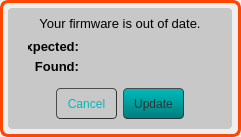
Muse-Kinetics/softstep_editor, file standalone/ezpz/forms/fwoodform.ui: the form before one commit.
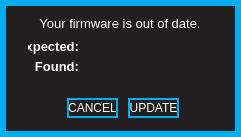
The form after the commit.

```diff
--- a/standalone/ezpz/forms/fwoodform.ui
+++ b/standalone/ezpz/forms/fwoodform.ui
@@ -13,6 +13,112 @@
   <property name="windowTitle">
    <string>Form</string>
   </property>
+  <property name="styleSheet">
+   <string notr="true">QWidget
+{
+	background:		rgba(35,31,32,255);
+	border: 6px solid rgba(0,174,239,255);
+}  
+
+QWidget:hover
+{
+	/*border:				3px solid rgb(0, 126, 126)*/
+}        
+
+/* ---------- QLabels ------------*/
+QLabel
+{
+	background:		rgba(0,0,0,0);
+	color: 				white;
+	font: 				10pt &quot;Futura&quot;;
+	border:				none;
+}
+
+QLabel:hover
+{
+	border:				none;
+}  
+
+/* ---------- QSpinBox ------------*/
+QSpinBox
+{
+	font: 10pt &quot;Futura&quot;;
+	border: 2px solid rgb(0,174,239);
+	background-color: rgba(0, 0, 0, 255);
+	color: white;
+	padding:0, 3, 0, 0;
+}
+
+QSpinBox::focus
+{
+	border: none;
+	outline: none;
+}
+
+/* ---------- QLineEdit ------------*/
+QLineEdit
+{
+	font: 10pt &quot;Futura&quot;;
+	background: rgba(0,174,239,0);
+	border: 2px solid rgba(0,174,239,255);
+	border-radius: 0px;
+	color: white;
+	padding-left: 2px;
+	padding-bottom: 2px;
+}
+
+QLineEdit:focus
+{
+	font: 10pt &quot;Futura&quot;;
+	background: rgba(0,174,239,0);
+	border: 2px solid white;
+	border-radius: 0px;
+	color: white;
+	padding-left: 2px;
+	padding-bottom: 2px;
+}
+
+/* ---------- QCheckBox ------------*/
+QCheckBox
+{
+	font: 10pt &quot;Futura&quot;;
+	background:rgba(0,174,239,0);
+	color: white;
+	padding:0, 3, 0, 0;
+	border: none;
+}
+
+QCheckBox:focus
+{
+	background:rgba(0,174,239,0);
+}
+
+
+/* ------- QStackedWidget ---------*/
+QStackedWidget
+{
+border-top: 1px solid white;
+background: black;
+}
+
+/*---------- QPushButton ---------*/
+QPushButton
+{
+	border: 2px solid rgba(0,174,239,255);
+	font: 10pt &quot;Futura&quot;;
+	color: white;
+}
+
+QPushButton:pressed
+{
+	border: 2px solid white;
+	font: 9pt &quot;Futura&quot;;
+	background: rgba(0,174,239,255);
+	color: white;
+}
+
+</string>
+  </property>
   <widget class="QFrame" name="warningFrame">
    <property name="geometry">
     <rect>
@@ -23,19 +129,7 @@
     </rect>
    </property>
    <property name="styleSheet">
-    <string notr="true">QFrame {
-		background-color: qlineargradient(spread: pan, 
-															x1:0, y1:0, x2:1, y2:1, 
-															stop:0 rgba(100,100, 100, 255), 
-															stop:0.5 rgba(70, 70,70, 255),
-															stop:1 rgba(100,100,100, 255)
-															);
-	border-bottom-left-radius:8.0;
-	border-bottom-right-radius:8.0;
-	border-top-left-radius:8.0;
-	border-top-right-radius:8.0;
-	border: 3px solid rgb(255, 70, 0);
-}</string>
+    <string notr="true"/>
    </property>
    <property name="frameShape">
     <enum>QFrame::StyledPanel</enum>
@@ -54,7 +148,7 @@
     </property>
     <property name="styleSheet">
      <string notr="true">QFrame {
-	background:rgba(200, 200, 200, 255);
+	background:rgba(200, 200, 200, 0);
 	border-bottom-left-radius:4.0;
 	border-bottom-right-radius:4.0;
 	border-top-left-radius:4.0;
@@ -74,30 +168,17 @@
     <widget class="QPushButton" name="update">
      <property name="geometry">
       <rect>
-       <x>115</x>
-       <y>80</y>
-       <width>61</width>
-       <height>31</height>
+       <x>120</x>
+       <y>90</y>
+       <width>51</width>
+       <height>20</height>
       </rect>
      </property>
      <property name="styleSheet">
-      <string notr="true">QPushButton {
-	font-family: &quot;Arial&quot;;
-	font-size: 12px;
-	background-color: qlineargradient(spread:repeat, x1:1, y1:0, x2:1, y2:1, stop:1 rgb(0, 126, 126), stop:0 rgb(0, 187, 187));
-	border-style: outset;
-	border-radius: 4.0;
-	border-width: 1px;
-	border-color: rgb(50, 50, 50);
-	color: rgba(50,50,50);
-}
-
-QPushButton:pressed {
-	background-color: qlineargradient(spread:repeat, x1:1, y1:0, x2:1, y2:1, stop:0 rgb(0, 126, 126), stop:1 rgb(0, 187, 187));
-}</string>
+      <string notr="true"/>
      </property>
      <property name="text">
-      <string>Update</string>
+      <string>UPDATE</string>
      </property>
     </widget>
     <widget class="QLabel" name="label">
@@ -208,37 +289,17 @@
     <widget class="QPushButton" name="cancel">
      <property name="geometry">
       <rect>
-       <x>48</x>
-       <y>80</y>
-       <width>61</width>
-       <height>31</height>
+       <x>59</x>
+       <y>90</y>
+       <width>51</width>
+       <height>20</height>
       </rect>
      </property>
      <property name="styleSheet">
-      <string notr="true">QPushButton {
-	font-family: &quot;Arial&quot;;
-	font-size: 12px;
-			background-color: qlineargradient(spread: pan, 
-															x1:1, y1:0, x2:1, y2:1, 
-															stop:1 rgba(50,50, 50, 255), 
-															stop:0 rgba(120,120,120, 255)
-															);
-	border-style: outset;
-	border-radius: 4.0;
-	border-width: 1px;
-	border-color: rgb(50, 50, 50);
-	color: rgb(0, 187, 187)
-}
-
-QPushButton:pressed {
-			background-color: qlineargradient(spread: pan, 
-															x1:1, y1:0, x2:1, y2:1, 
-															stop:0 rgba(50,50, 50, 255), 
-															stop:1 rgba(120,120,120, 255)
-															);}</string>
+      <string notr="true"/>
      </property>
      <property name="text">
-      <string>Cancel</string>
+      <string>CANCEL</string>
      </property>
     </widget>
    </widget>
```
Left out of the diff: 27 changed lines with no effect on the pictures.
